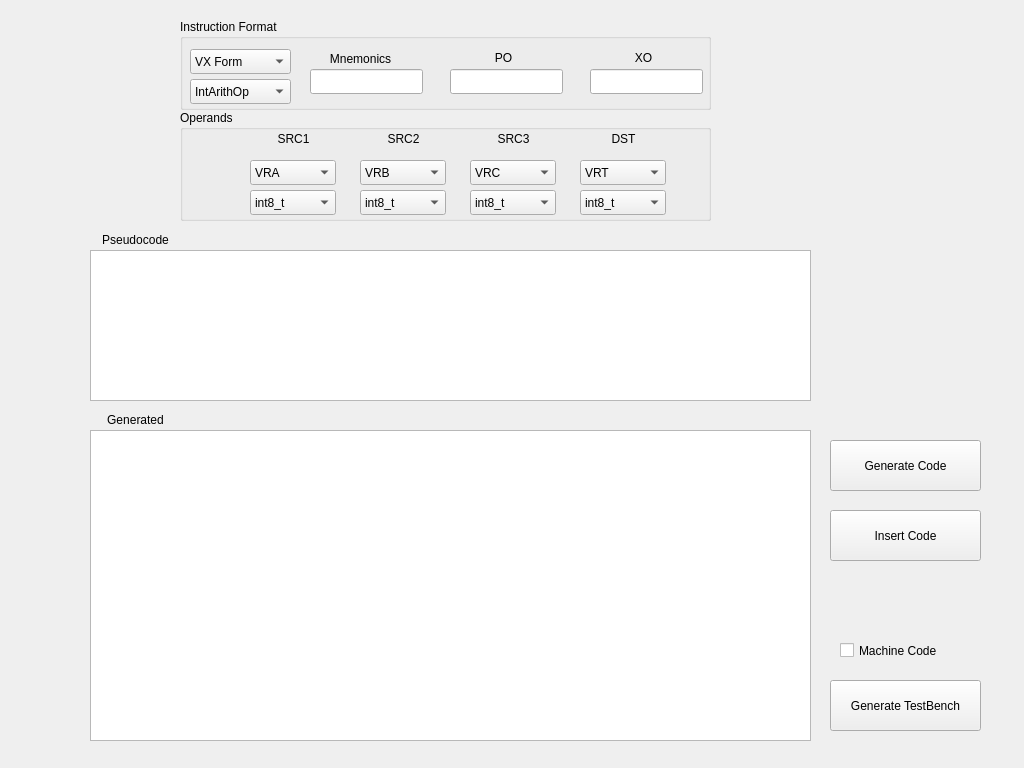
Before: the Qt Designer form Main.ui in OscarLGH/ppc_isa3.1_helper, drawn with Qt 5.
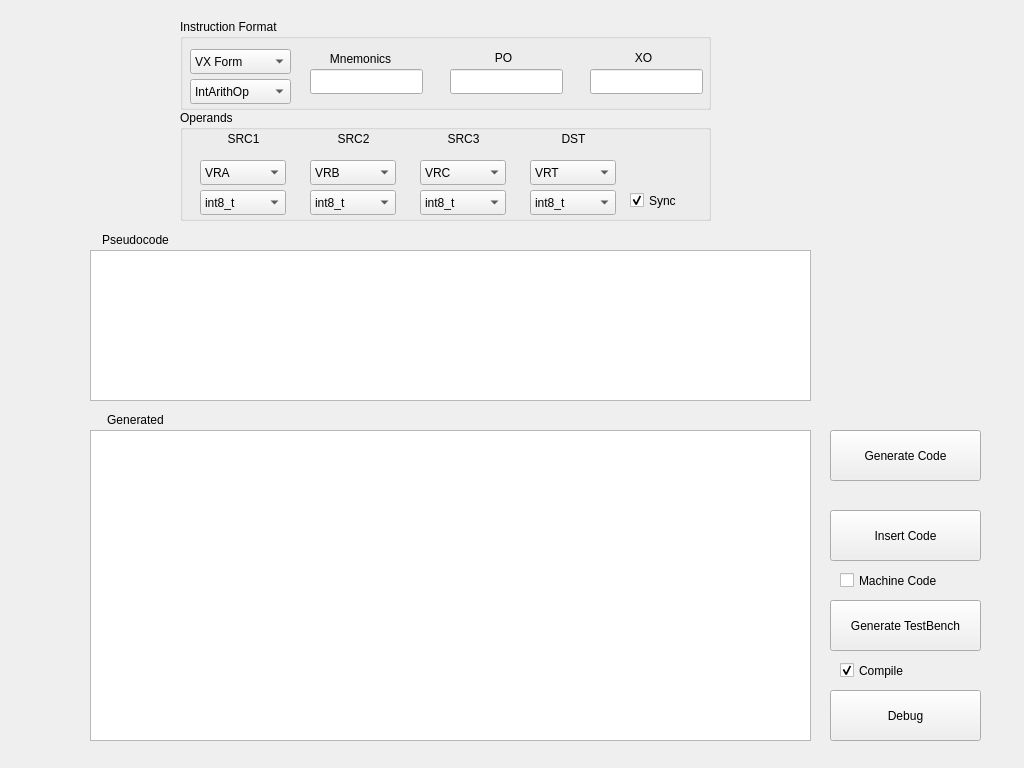
After: the same form once the commit is applied.

Commit message: add debug function.

What changed in the file:
```diff
--- a/Main.ui
+++ b/Main.ui
@@ -77,7 +77,7 @@
    <property name="geometry">
     <rect>
      <x>830</x>
-     <y>440</y>
+     <y>430</y>
      <width>151</width>
      <height>51</height>
     </rect>
@@ -111,7 +111,7 @@
    <widget class="QLabel" name="label_4">
     <property name="geometry">
      <rect>
-      <x>410</x>
+      <x>360</x>
       <y>20</y>
       <width>67</width>
       <height>17</height>
@@ -130,7 +130,7 @@
    <widget class="QLabel" name="label_3">
     <property name="geometry">
      <rect>
-      <x>300</x>
+      <x>250</x>
       <y>20</y>
       <width>67</width>
       <height>17</height>
@@ -149,7 +149,7 @@
    <widget class="QComboBox" name="comboBox_DstElemType">
     <property name="geometry">
      <rect>
-      <x>400</x>
+      <x>350</x>
       <y>80</y>
       <width>86</width>
       <height>25</height>
@@ -219,7 +219,7 @@
    <widget class="QComboBox" name="comboBox_Src3ElemType">
     <property name="geometry">
      <rect>
-      <x>290</x>
+      <x>240</x>
       <y>80</y>
       <width>86</width>
       <height>25</height>
@@ -289,7 +289,7 @@
    <widget class="QLabel" name="label">
     <property name="geometry">
      <rect>
-      <x>80</x>
+      <x>30</x>
       <y>20</y>
       <width>67</width>
       <height>17</height>
@@ -308,7 +308,7 @@
    <widget class="QComboBox" name="comboBox_Src2ElemType">
     <property name="geometry">
      <rect>
-      <x>180</x>
+      <x>130</x>
       <y>80</y>
       <width>86</width>
       <height>25</height>
@@ -378,7 +378,7 @@
    <widget class="QLabel" name="label_2">
     <property name="geometry">
      <rect>
-      <x>190</x>
+      <x>140</x>
       <y>20</y>
       <width>67</width>
       <height>17</height>
@@ -397,7 +397,7 @@
    <widget class="QComboBox" name="comboBox_Src1ElemType">
     <property name="geometry">
      <rect>
-      <x>70</x>
+      <x>20</x>
       <y>80</y>
       <width>86</width>
       <height>25</height>
@@ -467,7 +467,7 @@
    <widget class="QComboBox" name="comboBox_Src1RegType">
     <property name="geometry">
      <rect>
-      <x>70</x>
+      <x>20</x>
       <y>50</y>
       <width>86</width>
       <height>25</height>
@@ -492,7 +492,7 @@
    <widget class="QComboBox" name="comboBox_Src2RegType">
     <property name="geometry">
      <rect>
-      <x>180</x>
+      <x>130</x>
       <y>50</y>
       <width>86</width>
       <height>25</height>
@@ -517,7 +517,7 @@
    <widget class="QComboBox" name="comboBox_Src3RegType">
     <property name="geometry">
      <rect>
-      <x>290</x>
+      <x>240</x>
       <y>50</y>
       <width>86</width>
       <height>25</height>
@@ -542,7 +542,7 @@
    <widget class="QComboBox" name="comboBox_DstRegType">
     <property name="geometry">
      <rect>
-      <x>400</x>
+      <x>350</x>
       <y>50</y>
       <width>86</width>
       <height>25</height>
@@ -564,6 +564,22 @@
      </property>
     </item>
    </widget>
+   <widget class="QCheckBox" name="Checkbox_OperandSync">
+    <property name="geometry">
+     <rect>
+      <x>450</x>
+      <y>80</y>
+      <width>71</width>
+      <height>21</height>
+     </rect>
+    </property>
+    <property name="text">
+     <string>Sync</string>
+    </property>
+    <property name="checked">
+     <bool>true</bool>
+    </property>
+   </widget>
   </widget>
   <widget class="QGroupBox" name="groupBox_2">
    <property name="geometry">
@@ -726,7 +742,7 @@
    <property name="geometry">
     <rect>
      <x>830</x>
-     <y>680</y>
+     <y>600</y>
      <width>151</width>
      <height>51</height>
     </rect>
@@ -739,7 +755,7 @@
    <property name="geometry">
     <rect>
      <x>840</x>
-     <y>640</y>
+     <y>570</y>
      <width>121</width>
      <height>21</height>
     </rect>
@@ -761,6 +777,35 @@
     <string>Insert Code</string>
    </property>
   </widget>
+  <widget class="QPushButton" name="pushButton_Debug">
+   <property name="geometry">
+    <rect>
+     <x>830</x>
+     <y>690</y>
+     <width>151</width>
+     <height>51</height>
+    </rect>
+   </property>
+   <property name="text">
+    <string>Debug</string>
+   </property>
+  </widget>
+  <widget class="QCheckBox" name="Checkbox_Compile">
+   <property name="geometry">
+    <rect>
+     <x>840</x>
+     <y>660</y>
+     <width>121</width>
+     <height>21</height>
+    </rect>
+   </property>
+   <property name="text">
+    <string>Compile</string>
+   </property>
+   <property name="checked">
+    <bool>true</bool>
+   </property>
+  </widget>
  </widget>
  <resources/>
  <connections/>
```
Left out of the diff: 40 changed lines with no effect on the pictures. The commit also changes 6 other files.
